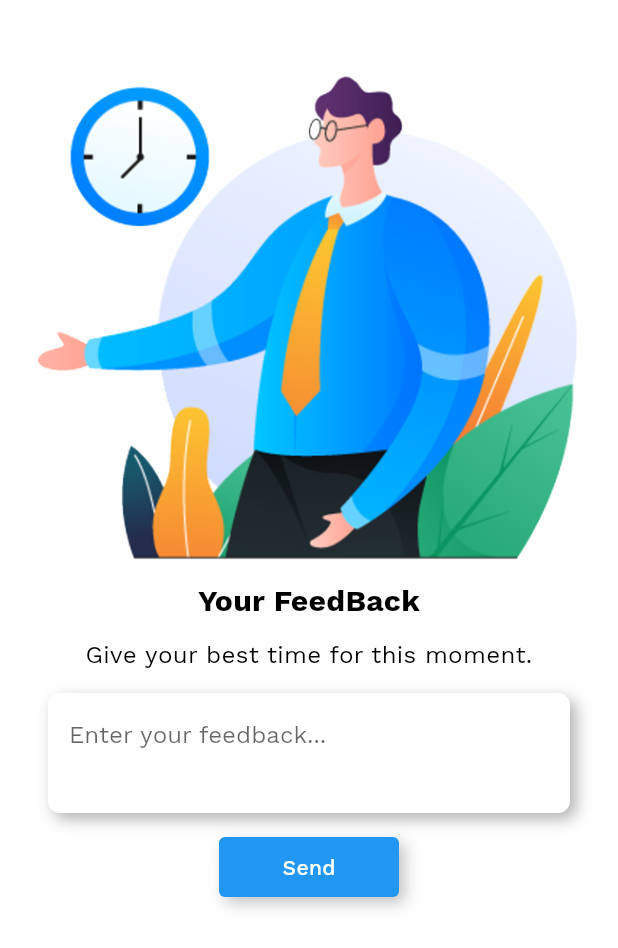
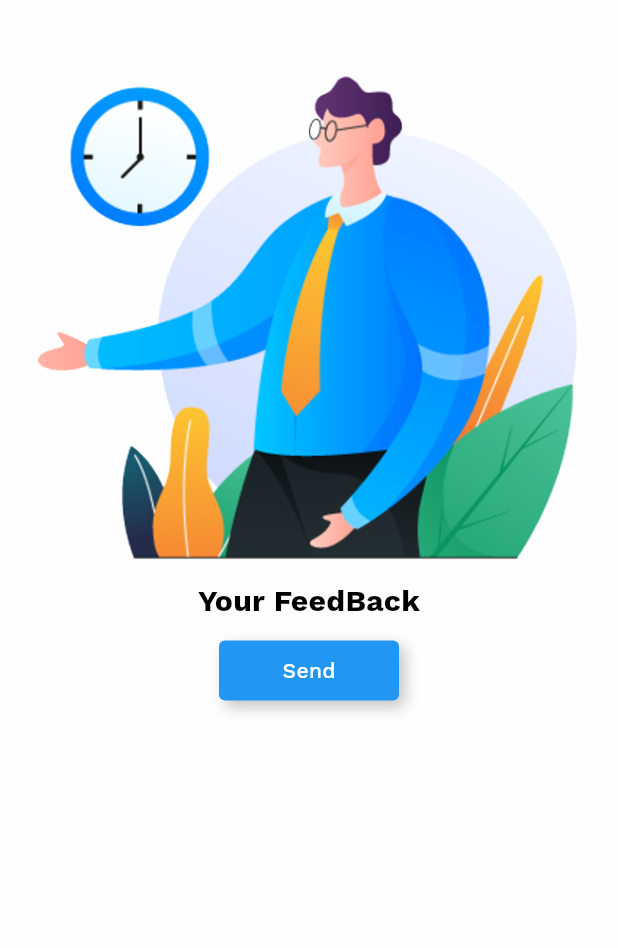
Before and after one commit to jjgajjar04069999/napty_UI, a Flutter app: the FeedbackScreen screen opened directly, on a phone screen of 412 x 824 dp. Shown: the top 948 px of the screen. Run offline on Flutter 3.47's test engine with Material 2 defaults, Android fonts, the light colour scheme and no system bars; our stand-ins replace flutter_rating_bar, font_awesome_flutter.

Commit message:
Update feedback_screen.dart

```diff
--- a/lib/feedback_screen.dart
+++ b/lib/feedback_screen.dart
@@ -45,17 +45,7 @@ class _FeedbackScreenState extends State<FeedbackScreen> {
                           color: isLightMode ? Colors.black : Colors.white),
                     ),
                   ),
-                  Container(
-                    padding: const EdgeInsets.only(top: 16),
-                    child: Text(
-                      'Give your best time for this moment.',
-                      textAlign: TextAlign.center,
-                      style: TextStyle(
-                          fontSize: 16,
-                          color: isLightMode ? Colors.black : Colors.white),
-                    ),
-                  ),
-                  _buildComposer(),
+
                   Padding(
                     padding: const EdgeInsets.only(top: 16),
                     child: Center(
```
